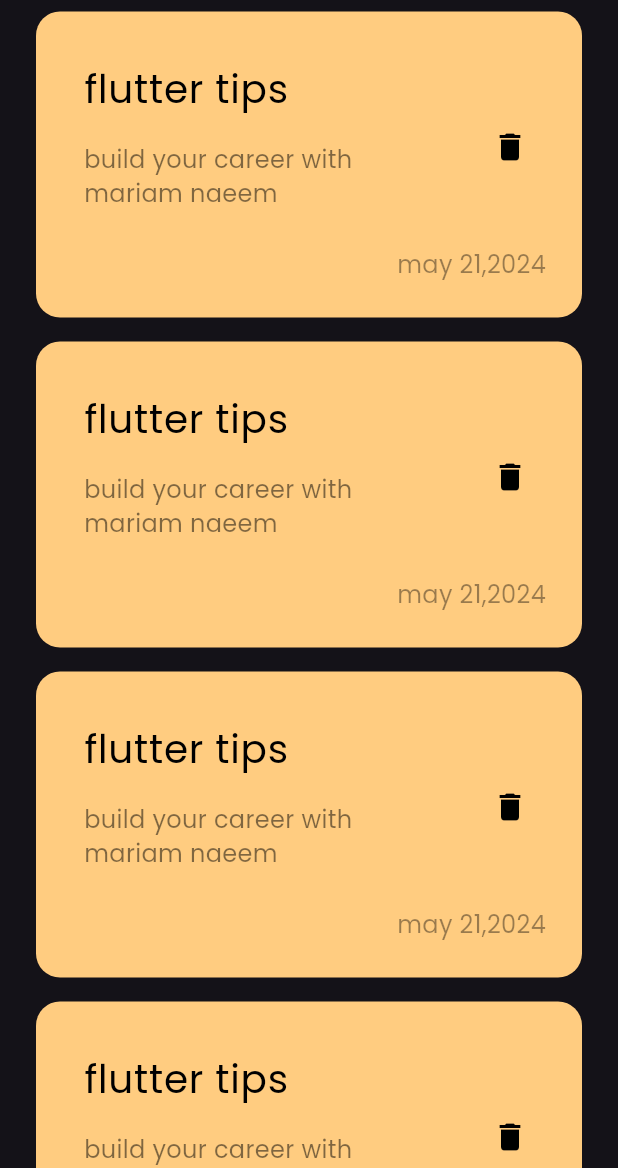
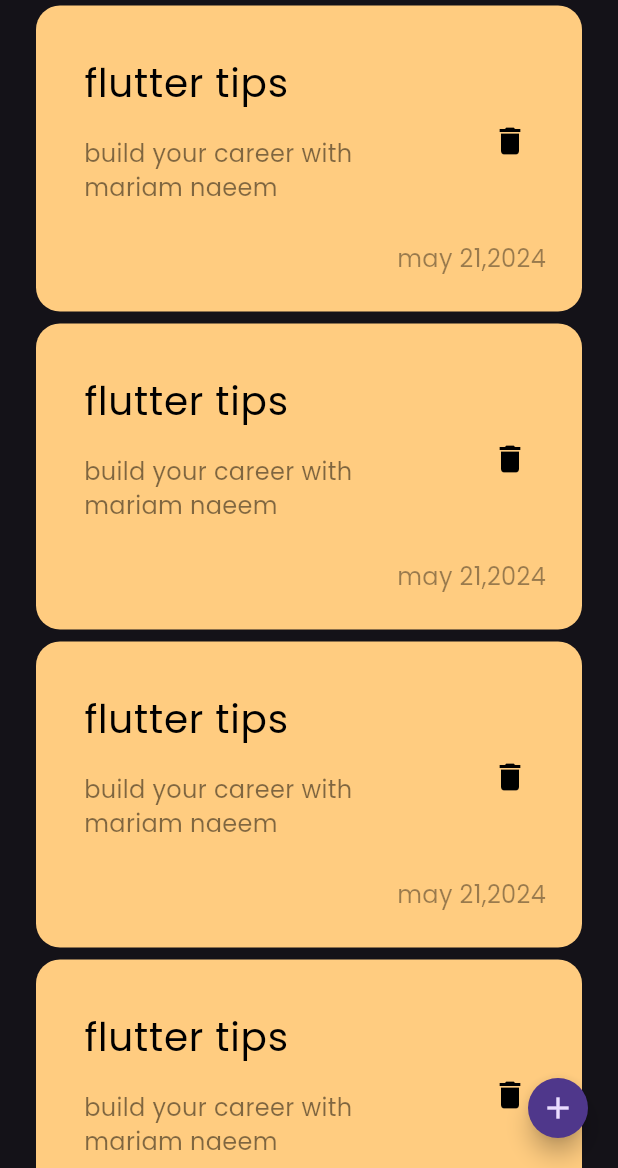
Before and after one commit to Mariam-Naeem/NotesApp, a Flutter app: the screen it shows after launch, on a phone screen of 412 x 824 dp, the part 68-1236 px from its top. Run offline on Flutter 3.47's test engine with Material 3 defaults, Android fonts, the phone set to English and light mode, and no system bars.

Commit message:
add FloatingActionButton

```diff
--- a/lib/Widgets/notes_listView.dart
+++ b/lib/Widgets/notes_listView.dart
@@ -1,17 +1,16 @@
-
 import 'package:flutter/material.dart';
 import 'package:notes/Widgets/custom_note_item.dart';
 
 class NodesListView extends StatelessWidget {
-  const NodesListView({super.key});
-
+   NodesListView({super.key});
+  var data = const [];
   @override
   Widget build(BuildContext context) {
     return ListView.builder(
       itemCount: 4,
       itemBuilder: (context, index) {
-        return  Padding(
-          padding: const EdgeInsets.symmetric(vertical: 8),
+        return Padding(
+          padding: const EdgeInsets.symmetric(vertical: 4),
           child: const NoteItem(),
         );
       },
--- a/lib/screens/home_page.dart
+++ b/lib/screens/home_page.dart
@@ -6,6 +6,15 @@ class NotesView extends StatelessWidget {
 
   @override
   Widget build(BuildContext context) {
-    return Scaffold(body: NotesViewBody());
+    return Scaffold(
+floatingActionButton: FloatingActionButton(
+
+  onPressed: () {},
+  child: Icon(Icons.add,),
+  shape: CircleBorder(),
+  mini: true,
+),
+      body: const NotesViewBody(),
+    );
   }
 }
```
Also changed, not shown: lib/Widgets/notes_view_body.dart (line endings or trailing spaces).
